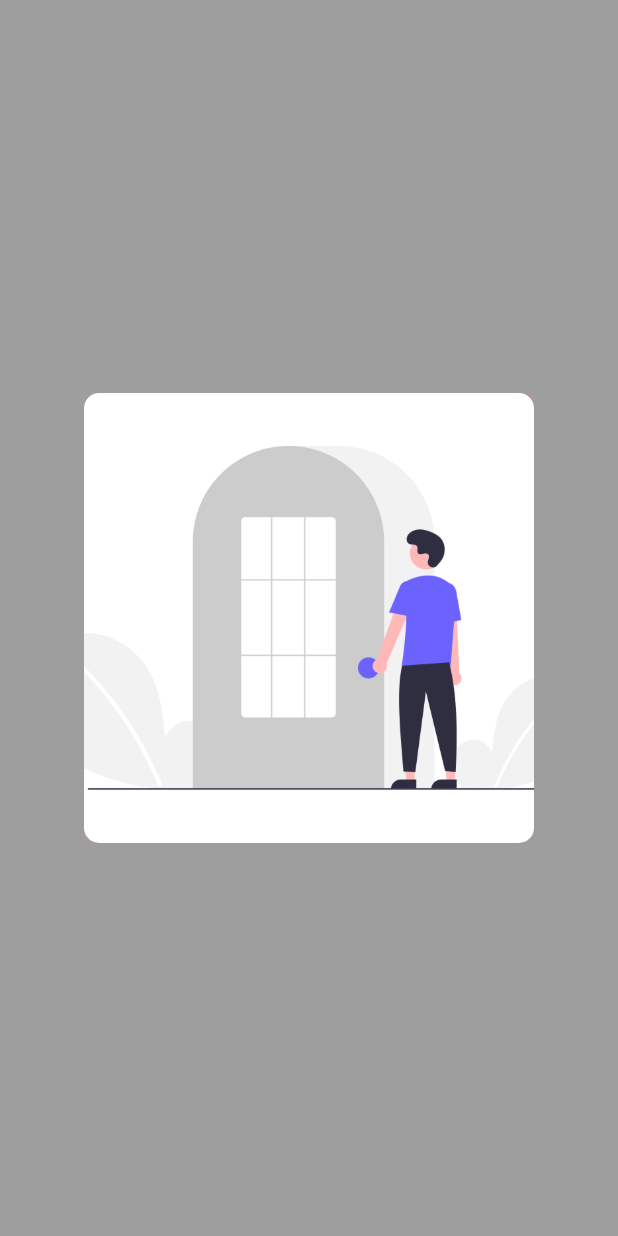
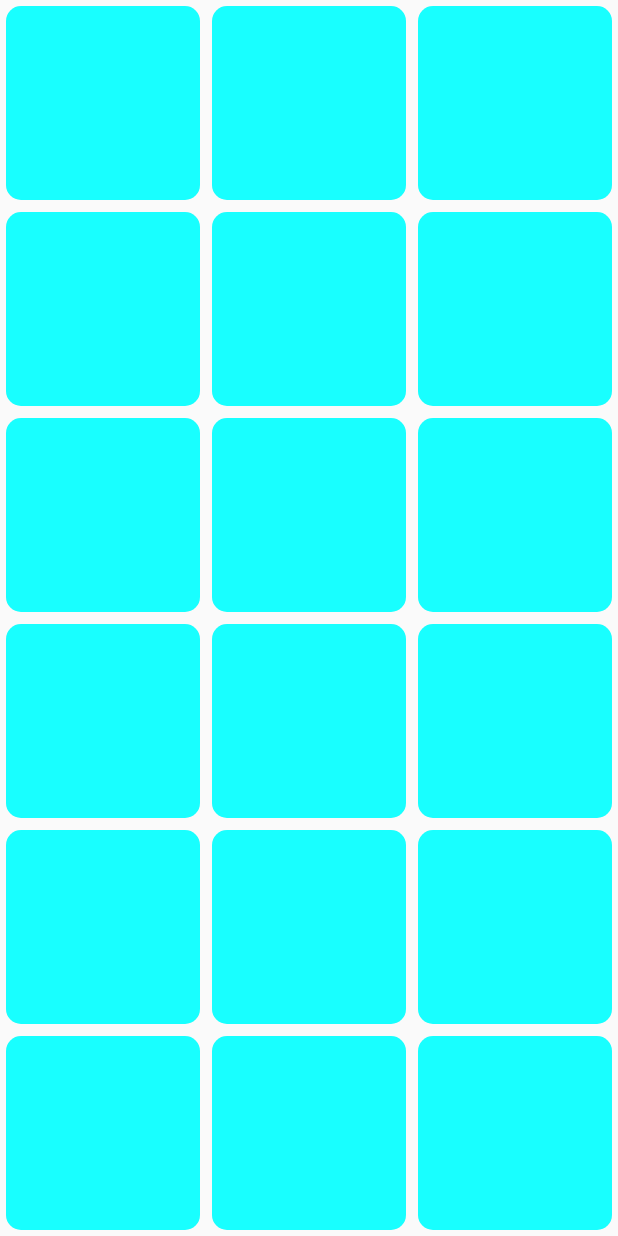
Before and after one commit to monjur35/flutterCourse, a Flutter app: the screen it shows after launch, on a phone screen of 412 x 824 dp. Run offline on Flutter 3.47's test engine with Material 2 defaults, Android fonts, the phone set to English and light mode, and no system bars; our stand-ins replace google_fonts.

```diff
--- a/lib/main.dart
+++ b/lib/main.dart
@@ -2,6 +2,7 @@ import 'package:flutter/material.dart';
 import 'package:untitled/utils/MyRoutes.dart';
 import 'package:untitled/pages/home_page.dart';
 import 'package:untitled/pages/login_page.dart';
+import 'package:untitled/widgets/Day07.dart';
 import 'package:untitled/widgets/day01.dart';
 import 'package:untitled/widgets/day03.dart';
 import 'package:untitled/widgets/day04.dart';
@@ -29,7 +30,8 @@ class MyApp extends StatelessWidget {
         MyRoutes.day1Route: (context) => Day01(),
         MyRoutes.day3Route: (context) => Day03(),
         MyRoutes.day4Route: (context) => Day04(),
-        MyRoutes.day5Route: (context) => Day05()
+        MyRoutes.day5Route: (context) => Day05(),
+        MyRoutes.day7Route: (context) => GridViewClass()
       },
     );
   }
--- a/lib/utils/MyRoutes.dart
+++ b/lib/utils/MyRoutes.dart
@@ -5,4 +5,5 @@ class MyRoutes {
   static String day3Route = "/home";
   static String day4Route = "/home";
   static String day5Route = "/home";
+  static String day7Route = "/home";
 }
--- /dev/null
+++ b/lib/widgets/Day07.dart
@@ -0,0 +1,35 @@
+import 'package:flutter/material.dart';
+
+class GridViewClass extends StatelessWidget {
+  @override
+  Widget build(BuildContext context) {
+    // TODO: implement build
+    return Scaffold(
+      body: GridView.builder(
+          itemCount: 100,
+          gridDelegate: SliverGridDelegateWithFixedCrossAxisCount(
+            crossAxisCount: 3,
+          ),
+          itemBuilder: (context, index) {
+            return Padding(
+              padding: const EdgeInsets.all(4.0),
+              child: ClipRRect(
+                borderRadius: BorderRadius.circular(10),
+                child: Container(
+                  height: 50,
+                  width: 50,
+                  decoration:
+                      BoxDecoration(color: Colors.cyanAccent, boxShadow: [
+                    BoxShadow(
+                        offset: Offset(4, 4),
+                        color: Colors.grey.shade100,
+                        spreadRadius: 10,
+                        blurRadius: 1.0)
+                  ]),
+                ),
+              ),
+            );
+          }),
+    );
+  }
+}
```
